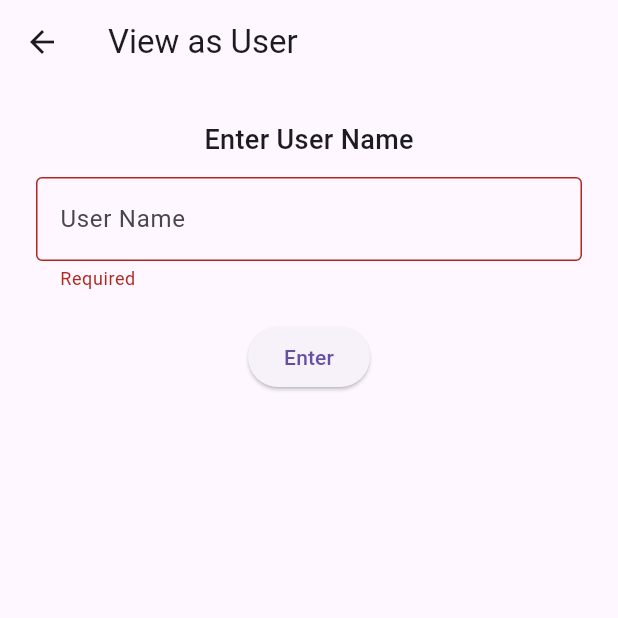
After one commit to Calambrito/Koe, a Flutter app: the ViewAsUserUsernameCheck screen opened directly, after a tap on "Enter", on a phone screen of 412 x 824 dp, the top half of it. The commit adds this screen. Run offline on Flutter 3.47's test engine with Material 3 defaults, Android fonts, the phone set to English and light mode, and no system bars; our stand-ins replace just_audio, sqflite; accounts and stored records are empty.

Commit message:
added files, modified login

```diff
--- a/koe/lib/backend/login.dart
+++ b/koe/lib/backend/login.dart
@@ -117,4 +117,17 @@ class LoginManager {
 
     return result.isNotEmpty && result.first['is_admin'] == 1;
   }
+
+  // returns true to view_as_user_usernamecheck if a user with the given userName exists
+  static Future<bool> userExists(String userName) async {
+    final db = await dbHelper.database;
+    final result = await db.query(
+      'User',
+      columns: ['user_id'],
+      where: 'user_name = ?',
+      whereArgs: [userName.toLowerCase()],
+      limit: 1,
+    );
+    return result.isNotEmpty;
+  }
 }
--- /dev/null
+++ b/koe/lib/pages/view_as_user_homepage.dart
@@ -0,0 +1,21 @@
+import 'package:flutter/material.dart';
+
+class ViewAsUserHomepage extends StatelessWidget {
+  final String userName;
+  const ViewAsUserHomepage({super.key, required this.userName});
+
+  @override
+  Widget build(BuildContext context) {
+    return Scaffold(
+      appBar: AppBar(
+        title: Text('View as User ($userName)'),
+      ),
+      body: Center(
+        child: Text(
+          'Placeholder for user $userName',
+          style: const TextStyle(fontSize: 16),
+        ),
+      ),
+    );
+  }
+}
--- /dev/null
+++ b/koe/lib/pages/view_as_user_usernamecheck.dart
@@ -0,0 +1,94 @@
+import 'package:flutter/material.dart';
+import 'view_as_user_homepage.dart'; // second screen
+import '../backend/login.dart';                 // LoginManager with userExists()
+
+class ViewAsUserUsernameCheck extends StatefulWidget {
+  const ViewAsUserUsernameCheck({super.key});
+
+  @override
+  State<ViewAsUserUsernameCheck> createState() => _ViewAsUserUsernameCheckState();
+}
+
+class _ViewAsUserUsernameCheckState extends State<ViewAsUserUsernameCheck> {
+  final _controller = TextEditingController();
+  final _formKey = GlobalKey<FormState>();
+  bool _isLoading = false;
+
+  @override
+  void dispose() {
+    _controller.dispose();
+    super.dispose();
+  }
+
+  Future<void> _goToUserPage() async {
+    if (!_formKey.currentState!.validate()) return;
+
+    final input = _controller.text.trim();
+    FocusScope.of(context).unfocus(); // dismiss keyboard
+    setState(() => _isLoading = true);
+
+    try {
+      final exists = await LoginManager.userExists(input);
+      if (!exists) {
+        ScaffoldMessenger.of(context).showSnackBar(
+          SnackBar(content: Text('User "$input" not found')),
+        );
+        return;
+      }
+
+      // Navigate to the second page
+      Navigator.push(
+        context,
+        MaterialPageRoute(
+          builder: (_) => ViewAsUserHomepage(userName: input),
+        ),
+      );
+    } finally {
+      if (mounted) setState(() => _isLoading = false);
+    }
+  }
+
+  @override
+  Widget build(BuildContext context) {
+    return Scaffold(
+      appBar: AppBar(title: const Text('View as User')),
+      body: Padding(
+        padding: const EdgeInsets.all(24.0),
+        child: Form(
+          key: _formKey,
+          child: Column(
+            mainAxisSize: MainAxisSize.min,
+            children: [
+              const Text(
+                'Enter User Name',
+                style: TextStyle(fontSize: 18, fontWeight: FontWeight.w500),
+              ),
+              const SizedBox(height: 12),
+              TextFormField(
+                controller: _controller,
+                decoration: const InputDecoration(
+                  border: OutlineInputBorder(),
+                  hintText: 'User Name',
+                ),
+                textInputAction: TextInputAction.done,
+                onFieldSubmitted: (_) => _goToUserPage(),
+                validator: (v) =>
+                    (v == null || v.trim().isEmpty) ? 'Required' : null,
+              ),
+              const SizedBox(height: 20),
+              ElevatedButton(
+                onPressed: _isLoading ? null : _goToUserPage,
+                child: _isLoading
+                    ? const SizedBox(
+                        width: 16, height: 16,
+                        child: CircularProgressIndicator(strokeWidth: 2),
+                      )
+                    : const Text('Enter'),
+              ),
+            ],
+          ),
+        ),
+      ),
+    );
+  }
+}
```
Also changed, not shown: koe/lib/backend/admin_listener_adapter.dart (added, +55 -0 lines), koe/lib/pages/admin_page.dart (+11 -0 lines).
